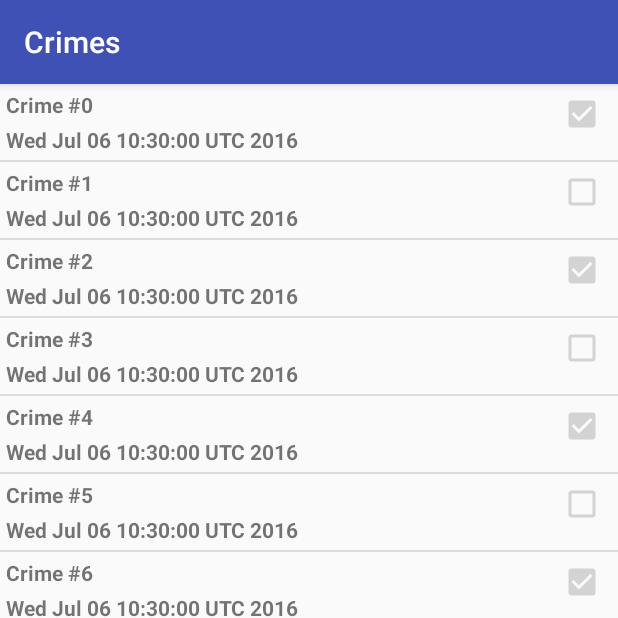
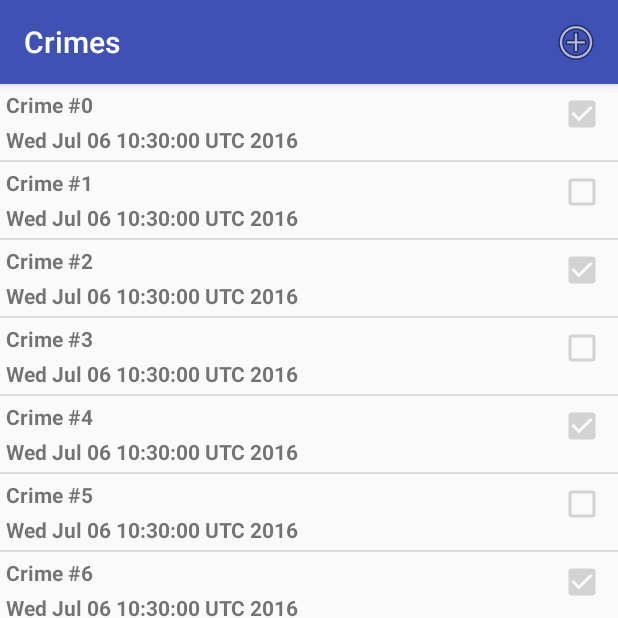
Before and after one commit to Malonglong2016/androidProgramming, an Android app: the screen it shows after launch (CrimeListActivity), on a phone screen of 412 x 824 dp, the top half of it. Run offline under Robolectric (Android 15) with nearby library versions, the phone set to English and light mode, and no system bars.

Commit message:
创建菜单

```diff
--- a/criminalintent/src/main/java/com/example/longhsao/criminalintent/fragment/CrimeListFragment.java
+++ b/criminalintent/src/main/java/com/example/longhsao/criminalintent/fragment/CrimeListFragment.java
@@ -4,6 +4,8 @@ import android.content.Intent;
 import android.os.Bundle;
 import android.support.annotation.Nullable;
 import android.support.v4.app.ListFragment;
+import android.view.Menu;
+import android.view.MenuInflater;
 import android.view.View;
 import android.view.ViewGroup;
 import android.widget.ArrayAdapter;
@@ -29,6 +31,8 @@ public class CrimeListFragment extends ListFragment {
     @Override
     public void onCreate(@Nullable Bundle savedInstanceState) {
         super.onCreate(savedInstanceState);
+        //接收选项菜单方法回调
+        setHasOptionsMenu(true);
         getActivity().setTitle(R.string.crimes_title);
         mCrimes = CrimeLab.get(getActivity()).getCrimes();
 
@@ -73,4 +77,10 @@ public class CrimeListFragment extends ListFragment {
             return convertView;
         }
     }
+
+    @Override
+    public void onCreateOptionsMenu(Menu menu, MenuInflater inflater) {
+        super.onCreateOptionsMenu(menu, inflater);
+        inflater.inflate(R.menu.fragment_crime_list, menu);
+    }
 }
--- /dev/null
+++ b/criminalintent/src/main/res/menu/fragment_crime_list.xml
@@ -0,0 +1,10 @@
+<?xml version="1.0" encoding="utf-8"?>
+<menu xmlns:android="http://schemas.android.com/apk/res/android"
+    xmlns:app="http://schemas.android.com/apk/res-auto">
+    <item
+        android:id="@+id/menu_item_new_crime"
+        android:icon="@android:drawable/ic_menu_add"
+        android:title="@string/new_crime"
+        app:showAsAction="ifRoom|withText" />
+
+</menu>
--- a/criminalintent/src/main/res/values/strings.xml
+++ b/criminalintent/src/main/res/values/strings.xml
@@ -7,4 +7,9 @@
     <string name="cirme_solved_label">Solved?</string>
     <string name="crimes_title">Crimes</string>
     <string name="date_picker_title">Date of crime:s</string>
+    <string name="new_crime">New Crime</string>
+    <string name="show_subtitle">Show Subtitle</string>
+    <string name="hint_subtitle">Hide Subtitle</string>
+    <string name="subtitle">If you see something, say something.</string>
+    <string name="delete_crime">Delete</string>
 </resources>
```
